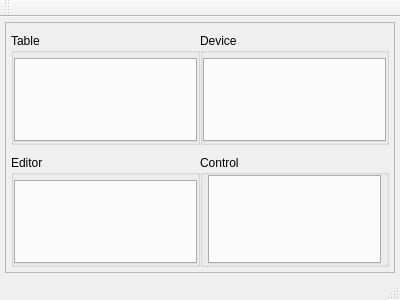
Old version of the form mainwindow.ui in the repository ntrexResearch/MC4.
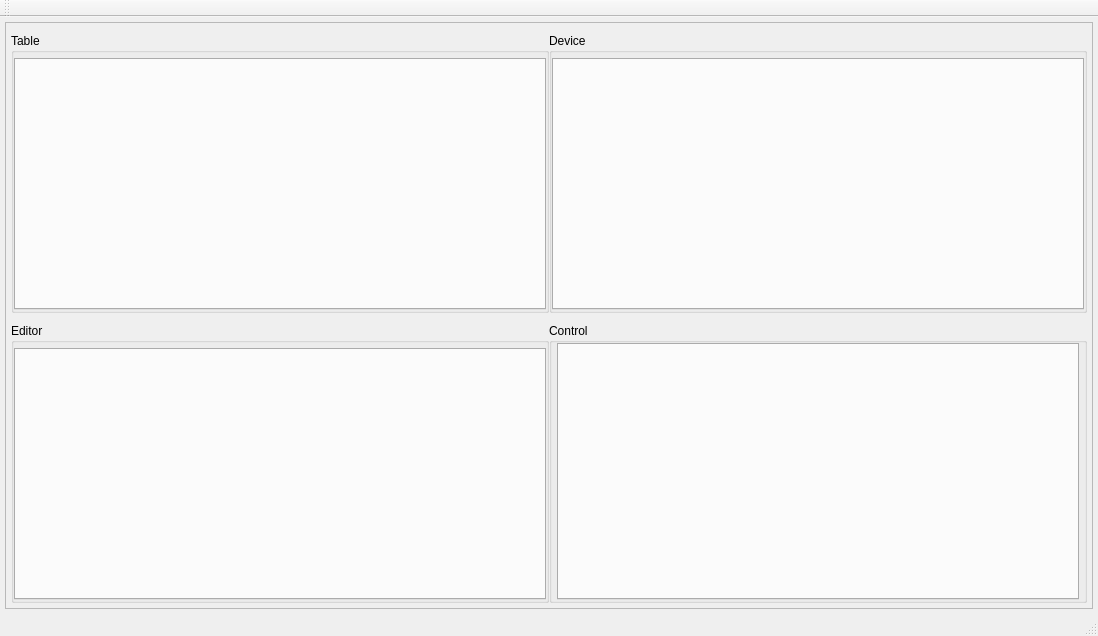
New version of the form.

The edit to the form file:
```diff
--- a/mainwindow.ui
+++ b/mainwindow.ui
@@ -6,8 +6,8 @@
    <rect>
     <x>0</x>
     <y>0</y>
-    <width>400</width>
-    <height>300</height>
+    <width>1098</width>
+    <height>636</height>
    </rect>
   </property>
   <property name="windowTitle">
@@ -40,8 +40,8 @@
         <rect>
          <x>0</x>
          <y>0</y>
-         <width>388</width>
-         <height>235</height>
+         <width>1086</width>
+         <height>571</height>
         </rect>
        </property>
        <layout class="QGridLayout" name="scrollAreaGridLayout">
@@ -84,42 +84,12 @@
            <property name="spacing">
             <number>0</number>
            </property>
+           <item row="0" column="1">
+            <widget class="QTabWidget" name="tableTabWidget"/>
+           </item>
            <item row="1" column="1">
             <widget class="QWidget" name="tableButtonWidget" native="true"/>
            </item>
-           <item row="0" column="1">
-            <widget class="QTabWidget" name="tableTabWidget"/>
-           </item>
-          </layout>
-         </widget>
-        </item>
-        <item row="2" column="0">
-         <widget class="QGroupBox" name="editorGroupBox">
-          <property name="title">
-           <string>Editor</string>
-          </property>
-          <layout class="QGridLayout" name="editorGridLayout">
-           <property name="leftMargin">
-            <number>0</number>
-           </property>
-           <property name="topMargin">
-            <number>5</number>
-           </property>
-           <property name="rightMargin">
-            <number>0</number>
-           </property>
-           <property name="bottomMargin">
-            <number>0</number>
-           </property>
-           <property name="spacing">
-            <number>0</number>
-           </property>
-           <item row="0" column="0">
-            <widget class="QTabWidget" name="editorTabWidget"/>
-           </item>
-           <item row="1" column="0">
-            <widget class="QWidget" name="editorButtonWidget" native="true"/>
-           </item>
           </layout>
          </widget>
         </item>
@@ -150,7 +120,34 @@
           </layout>
          </widget>
         </item>
-        <item row="2" column="1">
+        <item row="1" column="0">
+         <widget class="QGroupBox" name="editorGroupBox">
+          <property name="title">
+           <string>Editor</string>
+          </property>
+          <layout class="QGridLayout" name="editorGridLayout">
+           <property name="leftMargin">
+            <number>0</number>
+           </property>
+           <property name="topMargin">
+            <number>5</number>
+           </property>
+           <property name="rightMargin">
+            <number>0</number>
+           </property>
+           <property name="bottomMargin">
+            <number>0</number>
+           </property>
+           <property name="spacing">
+            <number>0</number>
+           </property>
+           <item row="0" column="0">
+            <widget class="QTabWidget" name="editorTabWidget"/>
+           </item>
+          </layout>
+         </widget>
+        </item>
+        <item row="1" column="1">
          <widget class="QGroupBox" name="controlGroupBox">
           <property name="title">
            <string>Control</string>
@@ -191,7 +188,7 @@
     <rect>
      <x>0</x>
      <y>0</y>
-     <width>400</width>
+     <width>1098</width>
      <height>21</height>
     </rect>
    </property>
```
